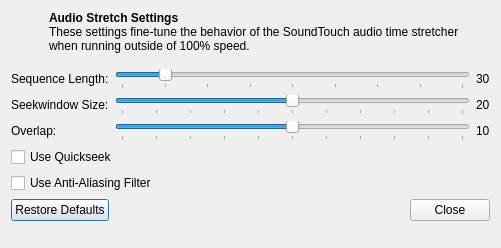
Old version of the form src/duckstation-qt/audiostretchsettingsdialog.ui in the repository kofxi3584karlayang/duckstation.
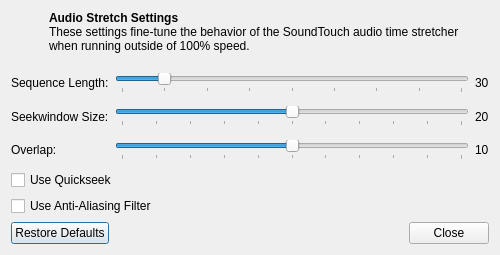
New version of the form.

Commit message: Qt: Use grid layout for audio stretch settings dialog

Diff of the .ui file:
```diff
--- a/src/duckstation-qt/audiostretchsettingsdialog.ui
+++ b/src/duckstation-qt/audiostretchsettingsdialog.ui
@@ -6,14 +6,56 @@
    <rect>
     <x>0</x>
     <y>0</y>
-    <width>501</width>
-    <height>248</height>
+    <width>500</width>
+    <height>255</height>
    </rect>
   </property>
   <property name="windowTitle">
    <string>Audio Stretch Settings</string>
   </property>
-  <layout class="QFormLayout" name="formLayout">
+  <layout class="QGridLayout" name="gridLayout">
+   <item row="0" column="0" colspan="2">
+    <layout class="QHBoxLayout" name="horizontalLayout_5">
+     <property name="bottomMargin">
+      <number>10</number>
+     </property>
+     <item>
+      <widget class="QLabel" name="icon">
+       <property name="minimumSize">
+        <size>
+         <width>32</width>
+         <height>32</height>
+        </size>
+       </property>
+       <property name="maximumSize">
+        <size>
+         <width>32</width>
+         <height>32</height>
+        </size>
+       </property>
+       <property name="alignment">
+        <set>Qt::AlignmentFlag::AlignLeading|Qt::AlignmentFlag::AlignLeft|Qt::AlignmentFlag::AlignTop</set>
+       </property>
+      </widget>
+     </item>
+     <item>
+      <widget class="QLabel" name="label_4">
+       <property name="text">
+        <string>&lt;html&gt;&lt;head/&gt;&lt;body&gt;&lt;p&gt;&lt;span style=&quot; font-weight:700;&quot;&gt;Audio Stretch Settings&lt;/span&gt;&lt;br/&gt;These settings fine-tune the behavior of the SoundTouch audio time stretcher when running outside of 100% speed.&lt;/p&gt;&lt;/body&gt;&lt;/html&gt;</string>
+       </property>
+       <property name="textFormat">
+        <enum>Qt::TextFormat::RichText</enum>
+       </property>
+       <property name="alignment">
+        <set>Qt::AlignmentFlag::AlignLeading|Qt::AlignmentFlag::AlignLeft|Qt::AlignmentFlag::AlignTop</set>
+       </property>
+       <property name="wordWrap">
+        <bool>true</bool>
+       </property>
+      </widget>
+     </item>
+    </layout>
+   </item>
    <item row="1" column="0">
     <widget class="QLabel" name="label_6">
      <property name="text">
@@ -134,55 +176,6 @@
      </item>
     </layout>
    </item>
-   <item row="6" column="0" colspan="2">
-    <widget class="QDialogButtonBox" name="buttonBox">
-     <property name="standardButtons">
-      <set>QDialogButtonBox::StandardButton::Close|QDialogButtonBox::StandardButton::RestoreDefaults</set>
-     </property>
-    </widget>
-   </item>
-   <item row="0" column="0" colspan="2">
-    <layout class="QHBoxLayout" name="horizontalLayout_5">
-     <property name="bottomMargin">
-      <number>10</number>
-     </property>
-     <item>
-      <widget class="QLabel" name="icon">
-       <property name="minimumSize">
-        <size>
-         <width>32</width>
-         <height>32</height>
-        </size>
-       </property>
-       <property name="maximumSize">
-        <size>
-         <width>32</width>
-         <height>32</height>
-        </size>
-       </property>
-       <property name="alignment">
-        <set>Qt::AlignmentFlag::AlignLeading|Qt::AlignmentFlag::AlignLeft|Qt::AlignmentFlag::AlignTop</set>
-       </property>
-      </widget>
-     </item>
-     <item>
-      <widget class="QLabel" name="label_4">
-       <property name="text">
-        <string>&lt;html&gt;&lt;head/&gt;&lt;body&gt;&lt;p&gt;&lt;span style=&quot; font-weight:700;&quot;&gt;Audio Stretch Settings&lt;/span&gt;&lt;br/&gt;These settings fine-tune the behavior of the SoundTouch audio time stretcher when running outside of 100% speed.&lt;/p&gt;&lt;/body&gt;&lt;/html&gt;</string>
-       </property>
-       <property name="textFormat">
-        <enum>Qt::TextFormat::RichText</enum>
-       </property>
-       <property name="alignment">
-        <set>Qt::AlignmentFlag::AlignLeading|Qt::AlignmentFlag::AlignLeft|Qt::AlignmentFlag::AlignTop</set>
-       </property>
-       <property name="wordWrap">
-        <bool>true</bool>
-       </property>
-      </widget>
-     </item>
-    </layout>
-   </item>
    <item row="4" column="0" colspan="2">
     <widget class="QCheckBox" name="useQuickSeek">
      <property name="text">
@@ -197,6 +190,13 @@
      </property>
     </widget>
    </item>
+   <item row="6" column="0" colspan="2">
+    <widget class="QDialogButtonBox" name="buttonBox">
+     <property name="standardButtons">
+      <set>QDialogButtonBox::StandardButton::Close|QDialogButtonBox::StandardButton::RestoreDefaults</set>
+     </property>
+    </widget>
+   </item>
   </layout>
  </widget>
  <resources/>
```
